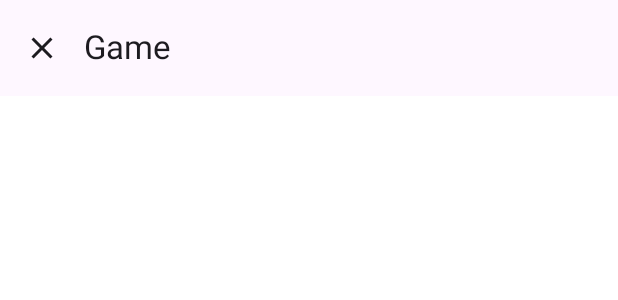
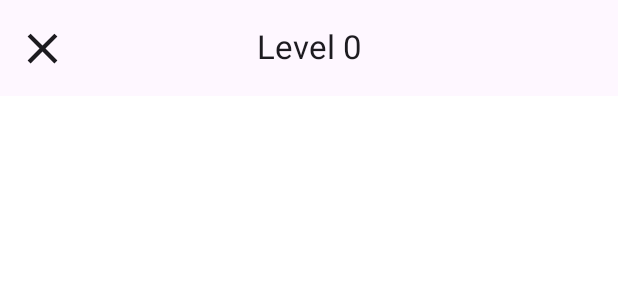
Before and after one commit to ajay020/flip-and-match, an Android app built with Jetpack Compose: the @Preview function GameTopBarPreview, on a phone screen of 412 x 824 dp. Shown: the top 300 px of the screen. Run offline under Robolectric (Android 15) with nearby library versions, the phone set to English and light mode, and no system bars.

Commit message:
feat: add level number to game screen.

```diff
--- a/app/src/main/java/com/example/flipmatch/ui/components/GameTopBar.kt
+++ b/app/src/main/java/com/example/flipmatch/ui/components/GameTopBar.kt
@@ -2,8 +2,10 @@ package com.example.flipmatch.ui.components
 
 import FlipMatchTheme
 import androidx.compose.foundation.background
+import androidx.compose.foundation.layout.size
 import androidx.compose.material.icons.Icons
 import androidx.compose.material.icons.filled.Close
+import androidx.compose.material3.CenterAlignedTopAppBar
 import androidx.compose.material3.ExperimentalMaterial3Api
 import androidx.compose.material3.Icon
 import androidx.compose.material3.IconButton
@@ -14,21 +16,29 @@ import androidx.compose.material3.TopAppBarColors
 import androidx.compose.runtime.Composable
 import androidx.compose.ui.Modifier
 import androidx.compose.ui.tooling.preview.Preview
+import androidx.compose.ui.unit.dp
 
 @OptIn(ExperimentalMaterial3Api::class)
 @Composable
-fun GameTopBar(modifier: Modifier = Modifier, onClose: () -> Unit) {
-    TopAppBar(
+fun GameTopBar(modifier: Modifier = Modifier, level:Int = 0,  onClose: () -> Unit) {
+    CenterAlignedTopAppBar(
         modifier = modifier.background(
             color = MaterialTheme.colorScheme.primaryContainer,
         ),
 
-        title = { Text("Game") },
+        title = {
+            Text(
+                text = "Level $level",
+                style = MaterialTheme.typography.titleLarge)
+                },
         navigationIcon = {
             IconButton(
                 onClick = { onClose() },
             ) {
-                Icon(Icons.Default.Close, contentDescription = "Close")
+                Icon(
+                    Icons.Default.Close, contentDescription = "Close",
+                    modifier = Modifier.size(34.dp),
+                )
             }
         },
     )
--- a/app/src/main/java/com/example/flipmatch/ui/components/PlayButton.kt
+++ b/app/src/main/java/com/example/flipmatch/ui/components/PlayButton.kt
@@ -55,7 +55,7 @@ fun PlayButton(
                 Brush.horizontalGradient(
                     listOf(
                         MaterialTheme.colorScheme.primary,
-                        MaterialTheme.colorScheme.secondary,
+                        MaterialTheme.colorScheme.primaryContainer,
                     ),
                 ),
                 shape = CircleShape,
--- a/app/src/main/java/com/example/flipmatch/ui/components/TimerProgressBar.kt
+++ b/app/src/main/java/com/example/flipmatch/ui/components/TimerProgressBar.kt
@@ -8,6 +8,7 @@ import androidx.compose.foundation.layout.fillMaxWidth
 import androidx.compose.foundation.layout.height
 import androidx.compose.foundation.shape.RoundedCornerShape
 import androidx.compose.material3.LinearProgressIndicator
+import androidx.compose.material3.MaterialTheme
 import androidx.compose.material3.Text
 import androidx.compose.runtime.Composable
 import androidx.compose.runtime.LaunchedEffect
@@ -46,9 +47,9 @@ fun TimerProgressBar(
             modifier =
                 Modifier
                     .fillMaxWidth()
-                    .height(8.dp)
+                    .height(12.dp)
                     .clip(RoundedCornerShape(4.dp)),
-            color = Color.Green,
+            color = MaterialTheme.colorScheme.primary,
             trackColor = Color.Gray.copy(alpha = 0.3f),
         )
 
--- a/app/src/main/java/com/example/flipmatch/ui/game/GameScreen.kt
+++ b/app/src/main/java/com/example/flipmatch/ui/game/GameScreen.kt
@@ -36,11 +36,13 @@ fun GameScreen(
     val score by viewModel.score.collectAsState()
     val hintsRemaining by viewModel.hintsRemaining.collectAsState()
     val extraTimeRemaining by viewModel.extraTimeRemaining.collectAsState()
+    val level by viewModel.level.collectAsState()
 
     Scaffold(
         topBar = {
             GameTopBar(
                 modifier = Modifier,
+                level = level,
                 onClose = { navController.popBackStack() },
             )
         },
--- a/app/src/main/java/com/example/flipmatch/ui/game/GameViewModel.kt
+++ b/app/src/main/java/com/example/flipmatch/ui/game/GameViewModel.kt
@@ -45,6 +45,9 @@ class GameViewModel
 
         private val _extraTimeRemaining = MutableStateFlow(2) // User gets 2 extra time uses
         val extraTimeRemaining: StateFlow<Int> = _extraTimeRemaining
+
+        private val _level = MutableStateFlow(1)
+        val level: StateFlow<Int> = _level
 
         private var firstSelectedCard: PuzzleCard? = null
         private var secondSelectedCard: PuzzleCard? = null
@@ -242,6 +245,7 @@ class GameViewModel
             _remainingTime.value = 30
             _hintsRemaining.value = 2
             currentPuzzleIndex++
+            _level.value++
             if (currentPuzzleIndex < repository.getPuzzles().size) {
                 loadPuzzles()
                 startCountdown()
--- a/app/src/main/java/com/example/flipmatch/ui/home/HomeScreen.kt
+++ b/app/src/main/java/com/example/flipmatch/ui/home/HomeScreen.kt
@@ -40,8 +40,7 @@ fun HomeScreen(onStartGame: () -> Unit) {
                 contentAlignment = Alignment.Center,
             ) {
                 PlayButton(
-                    modifier =
-                    Modifier,
+                    modifier = Modifier,
                     onClick = { onStartGame() },
                 )
             }
```
